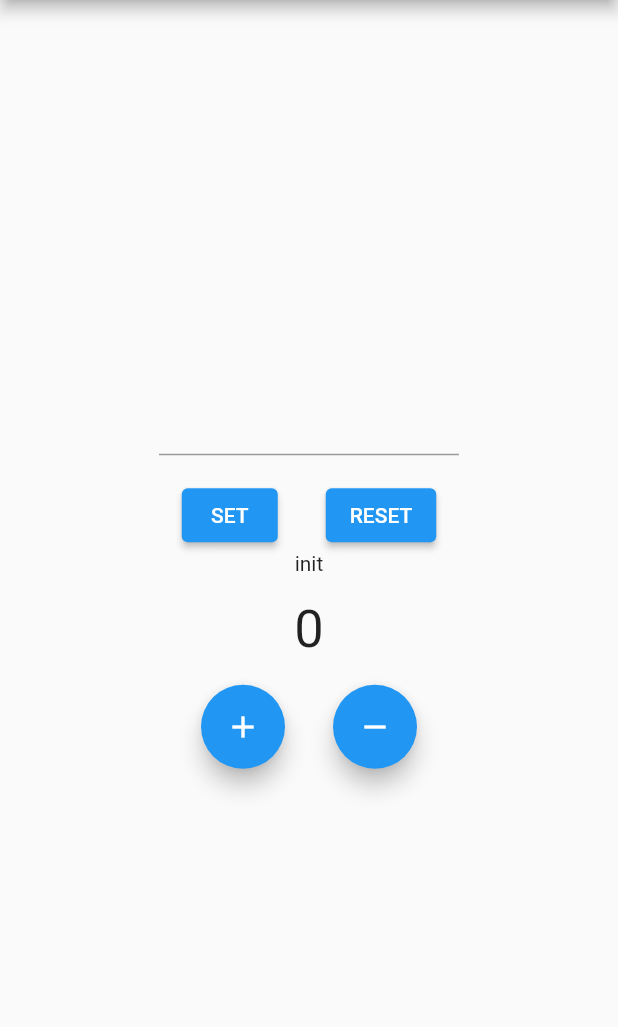
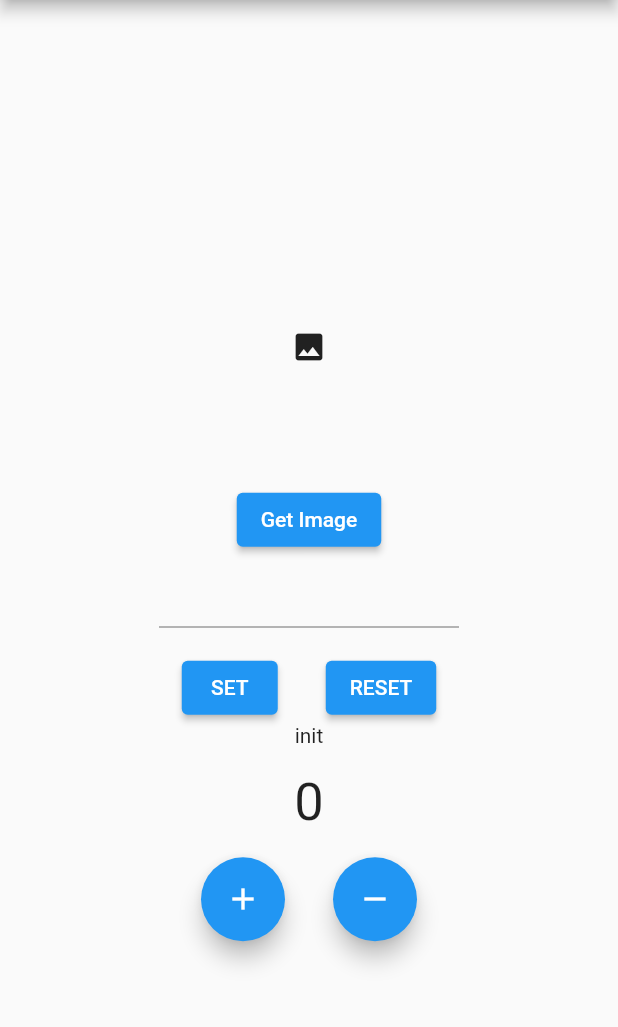
Before and after one commit to ihorkozar/flutter_redux_app, a Flutter app: the screen it shows after launch, on a phone screen of 412 x 824 dp, the part 84-1111 px from its top. Run offline on Flutter 3.47's test engine with Material 2 defaults, Android fonts, the phone set to English and light mode, and no system bars; our stand-ins replace flutter_redux, redux.

Commit message:
add middlewares.dart

```diff
--- a/lib/counter.dart
+++ b/lib/counter.dart
@@ -20,6 +20,16 @@ class Counter extends StatelessWidget {
         child: Column(
           mainAxisAlignment: MainAxisAlignment.center,
           children: [
+            Container(
+              width: 150,
+              height: 150,
+              margin: const EdgeInsets.all(16),
+              child: StoreConnector<AppState, AppState>(
+                converter: (store) => store.state,
+                builder: (context, state) => state.widget,
+              ),
+            ),
+            ElevatedButton(onPressed: () => store.dispatch(GetImgAction()), child: const Text('Get Image')),
             SizedBox(
               width: 200,
               child: TextField(
--- a/lib/redux/actionas.dart
+++ b/lib/redux/actionas.dart
@@ -1,3 +1,5 @@
+import 'package:flutter/cupertino.dart';
+
 class AddAction {}
 
 class SetTextAction {
@@ -9,3 +11,11 @@ class SetTextAction {
 class ResetAction{}
 
 class RemoveAction{}
+
+class GetImgAction{}
+
+class LoadedImgAction{
+  final Widget widget;
+
+  LoadedImgAction(this.widget);
+}
--- a/lib/redux/app_state.dart
+++ b/lib/redux/app_state.dart
@@ -1,6 +1,12 @@
+import 'package:flutter/cupertino.dart';
+
 class AppState{
   final int counter;
   final String text;
+  final Widget widget;
 
-  AppState({required this.counter, required this.text});
+  AppState({
+    required this.counter,
+    required this.text,
+    required this.widget,});
 }
```
Also changed, not shown: lib/main.dart (+10 -3 lines), lib/redux/middlewares.dart (added, +20 -0 lines), lib/redux/reducers.dart (+12 -1 lines).
